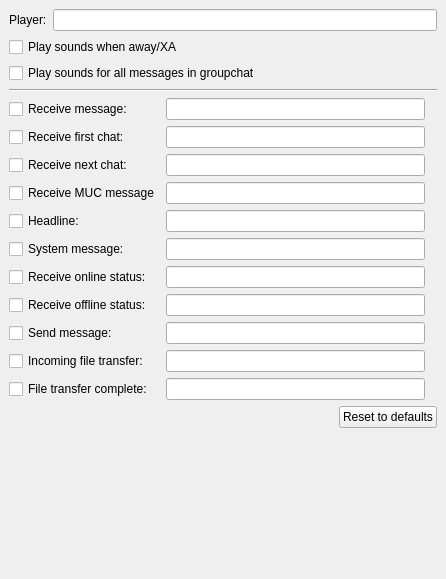
Qt form src/options/opt_sound.ui (psi-im/psi) before a commit.
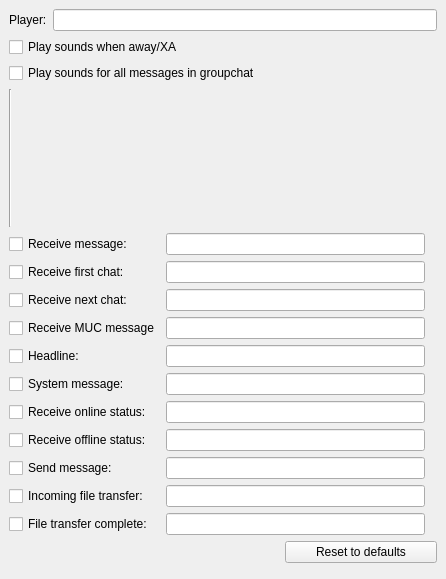
The same form after that commit. Custom widgets are drawn as their Qt base class.

Diff of the .ui file:
```diff
--- a/src/options/opt_sound.ui
+++ b/src/options/opt_sound.ui
@@ -75,13 +75,10 @@
    <item>
     <widget class="Line" name="line8">
      <property name="frameShape">
-      <enum>QFrame::Shape::HLine</enum>
-     </property>
-     <property name="frameShadow">
-      <enum>QFrame::Shadow::Sunken</enum>
+      <enum>QFrame::VLine</enum>
      </property>
      <property name="orientation">
-      <enum>Qt::Orientation::Horizontal</enum>
+      <enum>Qt::Vertical</enum>
      </property>
     </widget>
    </item>
@@ -431,11 +428,8 @@
      </property>
      <item>
       <spacer>
-       <property name="orientation">
-        <enum>Qt::Orientation::Horizontal</enum>
-       </property>
        <property name="sizeType">
-        <enum>QSizePolicy::Policy::Expanding</enum>
+        <enum>QSizePolicy::Fixed</enum>
        </property>
        <property name="sizeHint" stdset="0">
         <size>
@@ -457,13 +451,7 @@
    <item>
     <spacer name="verticalSpacer">
      <property name="orientation">
-      <enum>Qt::Orientation::Vertical</enum>
-     </property>
-     <property name="sizeHint" stdset="0">
-      <size>
-       <width>20</width>
-       <height>0</height>
-      </size>
+      <enum>Qt::Vertical</enum>
      </property>
     </spacer>
    </item>
```
Left out of the diff: 2 changed lines with no effect on the pictures.
